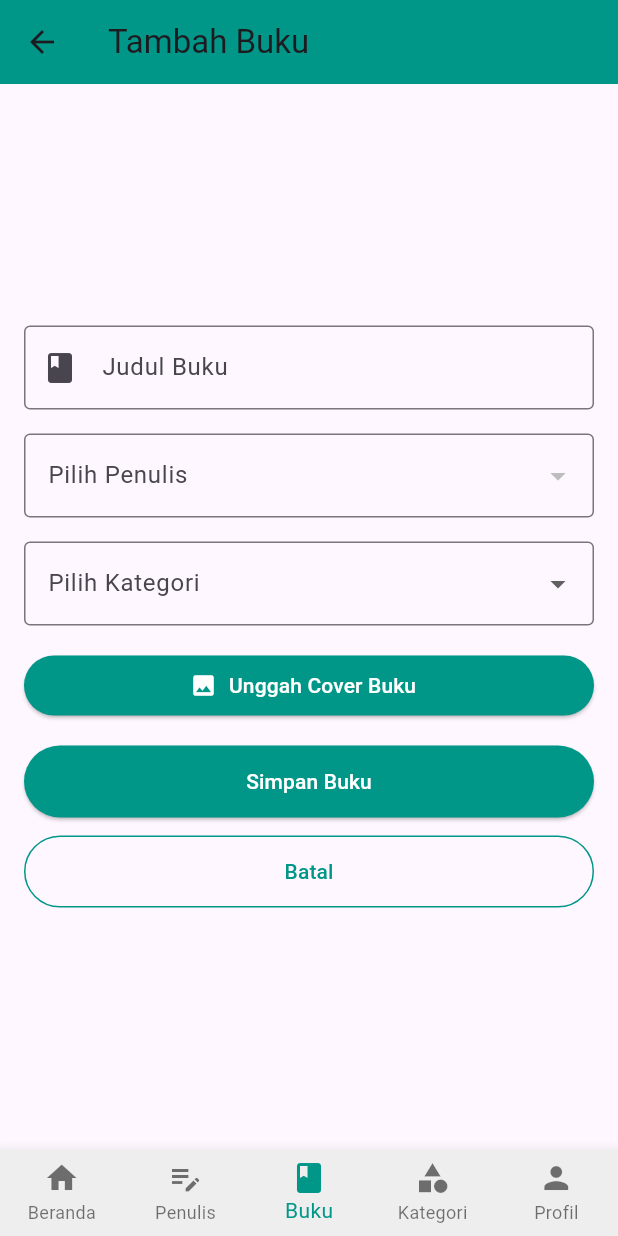
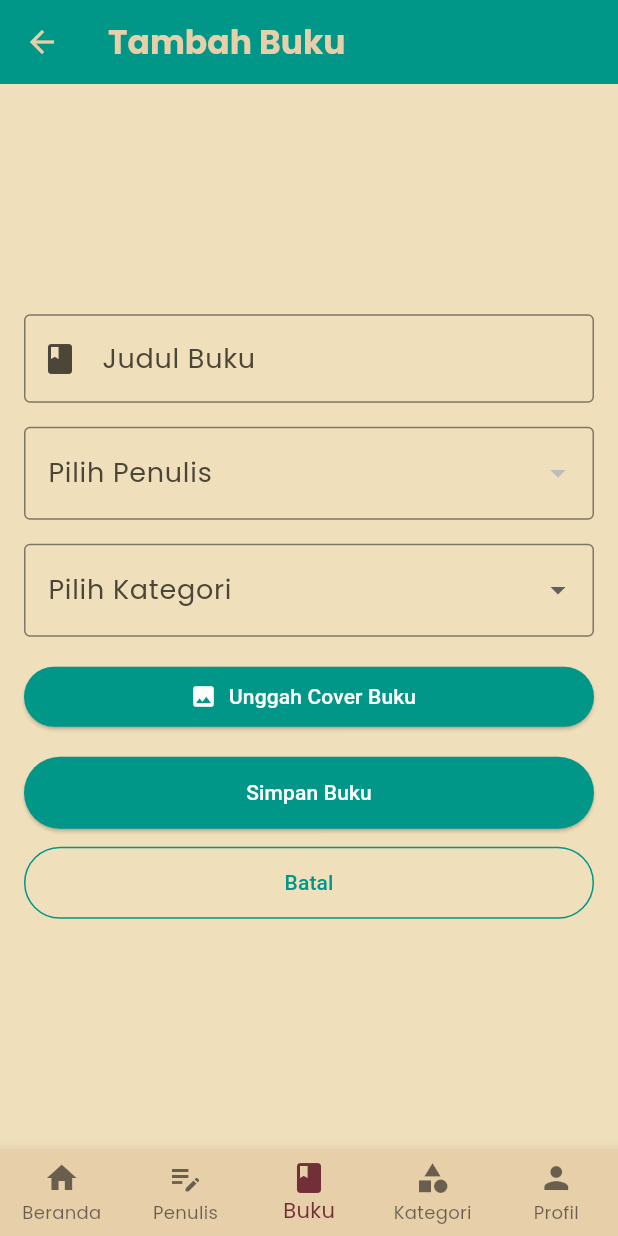
Before and after one commit to AzrilYusuf/itsnu_library_app, a Flutter app: the BookFormScreen screen opened by its route, on a phone screen of 412 x 824 dp. Run offline on Flutter 3.47's test engine with Material 3 defaults, Android fonts, the phone set to English and light mode, and no system bars; our stand-ins replace flutter_secure_storage, go_router, google_fonts, image_picker, supabase_flutter; accounts and stored records are empty; network calls fail.

Commit message:
style(screens, router): Refactor code structure for improved readability and maintainability. - Create style.dart for setting up the theme of the app including colorScheme and textTheme. (style.dart) - Change selectedItemColor and backgroundColor to be using Theme.of(context).colorScheme. (router.dart) - Change backgroundColor and color to be using Theme.of(context).colorScheme. (auth_screen.dart) - Change some styles to be using Theme.of(context).colorScheme and adjust some size of Widgets. (home_screen.dart)

```diff
--- a/lib/core/router.dart
+++ b/lib/core/router.dart
@@ -42,9 +42,9 @@ GoRouter createRouter(AuthNotifier authNotifier) {
             bottomNavigationBar: BottomNavigationBar(
               currentIndex: navigationShell.currentIndex,
               onTap: (i) => navigationShell.goBranch(i),
-              selectedItemColor: Colors.teal,
+              selectedItemColor: Theme.of(context).colorScheme.secondary,
               type: BottomNavigationBarType.fixed,
-              backgroundColor: Colors.grey[200],
+              backgroundColor: Theme.of(context).colorScheme.primary,
               items: const [
                 BottomNavigationBarItem(
                   icon: Icon(Icons.home),
--- a/lib/main.dart
+++ b/lib/main.dart
@@ -1,5 +1,6 @@
 import 'package:flutter/material.dart';
 import 'package:go_router/go_router.dart';
+import 'package:itsnu_app/style.dart';
 import 'package:provider/provider.dart';
 import 'package:itsnu_app/core/router.dart';
 import 'package:itsnu_app/core/auth_notifier.dart';
@@ -68,6 +69,7 @@ class _PerpusITSNUState extends State<PerpusITSNU> {
         routerConfig: _router,
         debugShowCheckedModeBanner: false,
         title: 'Perpustakaan ITSNU',
+        theme: appTheme,
       ),
     );
   }
--- a/lib/screens/auth_screen/auth_screen.dart
+++ b/lib/screens/auth_screen/auth_screen.dart
@@ -92,7 +92,7 @@ class _AuthScreenState extends State<AuthScreen> {
   @override
   Widget build(BuildContext context) {
     return Scaffold(
-      backgroundColor: Colors.tealAccent,
+      backgroundColor: Theme.of(context).colorScheme.secondary,
       body: SafeArea(
         child: Center(
           child: SingleChildScrollView(
@@ -127,7 +127,7 @@ class _AuthScreenState extends State<AuthScreen> {
                     textAlign: TextAlign.center,
                     style: Theme.of(context).textTheme.titleLarge!.copyWith(
                       fontWeight: FontWeight.bold,
-                      color: Colors.teal[900],
+                      color: Theme.of(context).colorScheme.secondary,
                     ),
                   ),
 
@@ -224,7 +224,7 @@ class _AuthScreenState extends State<AuthScreen> {
                     child: ElevatedButton(
                       onPressed: _isLoading ? null : _handleSubmit,
                       style: ElevatedButton.styleFrom(
-                        backgroundColor: Colors.blue,
+                        backgroundColor: Theme.of(context).colorScheme.secondary,
                         foregroundColor: Colors.white,
                       ),
                       child: _isLoading
--- /dev/null
+++ b/lib/style.dart
@@ -0,0 +1,68 @@
+// This is the file where you can add your own styles to the app.
+import 'package:flutter/material.dart';
+import 'package:google_fonts/google_fonts.dart';
+
+String? fontNameHeadline = GoogleFonts.prozaLibre().fontFamily;
+String? fontNameDefault = GoogleFonts.poppins().fontFamily;
+
+ThemeData appTheme = ThemeData(
+  colorScheme: ColorScheme.fromSeed(
+    seedColor: Color(0xFFEFDFBB),
+    primary: Color(0xFFE6CFA9),
+    secondary: Color(0xFF722F37),
+    surface: Color(0xFFEFDFBB),
+    tertiary: Color(0xFFC1856D),
+  ),
+  textTheme: TextTheme(
+    headlineLarge: TextStyle(
+      fontFamily: fontNameHeadline,
+      fontWeight: FontWeight.bold,
+      fontSize: 28.0,
+    ),
+    headlineMedium: TextStyle(
+      fontFamily: fontNameHeadline,
+      fontWeight: FontWeight.bold,
+      fontSize: 26.0,
+    ),
+    headlineSmall: TextStyle(
+      fontFamily: fontNameHeadline,
+      fontWeight: FontWeight.bold,
+      fontSize: 24.0,
+    ),
+    titleLarge: TextStyle(
+      fontFamily: fontNameDefault,
+      fontWeight: FontWeight.bold,
+      fontSize: 22.0,
+    ),
+    titleMedium: TextStyle(
+      fontFamily: fontNameDefault,
+      fontWeight: FontWeight.bold,
+      fontSize: 20.0,
+    ),
+    titleSmall: TextStyle(
+      fontFamily: fontNameDefault,
+      fontWeight: FontWeight.bold,
+      fontSize: 18.0,
+    ),
+    bodyLarge: TextStyle(
+      fontFamily: fontNameDefault,
+      fontWeight: FontWeight.normal,
+      fontSize: 18.0,
+    ),
+    bodyMedium: TextStyle(
+      fontFamily: fontNameDefault,
+      fontWeight: FontWeight.normal,
+      fontSize: 16.0,
+    ),
+    bodySmall: TextStyle(
+      fontFamily: fontNameDefault,
+      fontWeight: FontWeight.normal,
+      fontSize: 14.0,
+    ),
+  ),
+  appBarTheme: AppBarTheme(
+    backgroundColor: Color(0xFF722F37),
+    foregroundColor: Color(0xFFE6CFA9),
+  ),
+  useMaterial3: true,
+);
```
Also changed, not shown: lib/screens/home_screen/home_screen.dart (+89 -45 lines), pubspec.yaml (+12 -1 lines), pubspec.lock.
